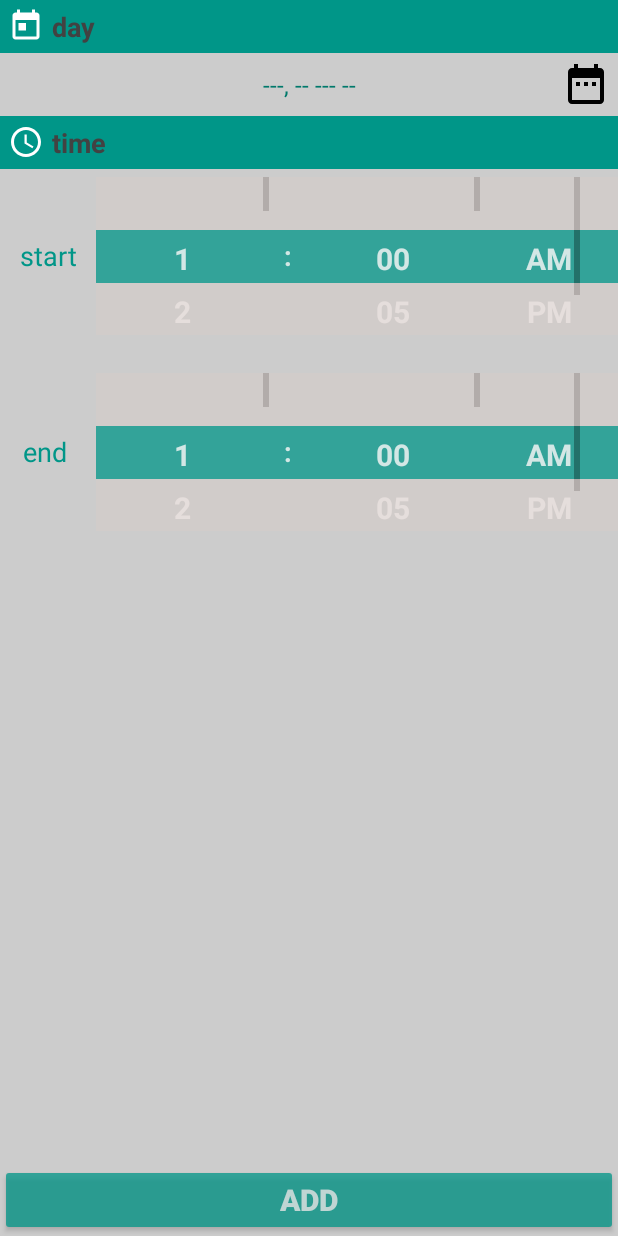
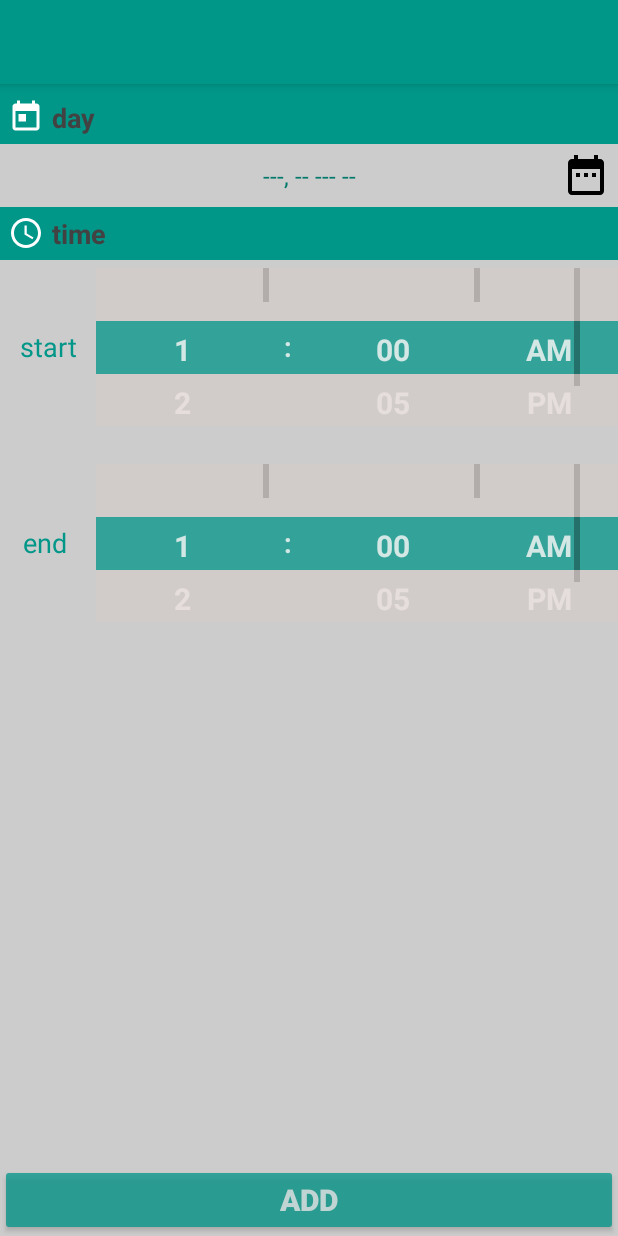
Before and after one commit to bradenhart/shifty, an Android app: the ShiftActivity screen opened directly, with no data from a screen before it, on a phone screen of 412 x 824 dp. Run offline under Robolectric (Android 15) with nearby library versions, the phone set to English and light mode, and no system bars; our stand-ins replace ButterKnife.

Commit message:
gave more padding to header in shift activity layout

```diff
--- a/Shifty/app/src/main/res/layout/activity_shift.xml
+++ b/Shifty/app/src/main/res/layout/activity_shift.xml
@@ -8,6 +8,10 @@
     android:background="#cccccc"
     android:orientation="vertical"
     tools:context=".activity.ShiftActivity">
+
+    <include
+        android:id="@+id/appbar_shift"
+        layout="@layout/view_toolbar" />
 
     <ScrollView
         android:layout_width="match_parent"
@@ -25,7 +29,10 @@
                 android:background="@color/colorPrimary"
                 android:drawableStart="@drawable/ic_today_24dp"
                 android:gravity="center_vertical|start"
-                android:padding="5dp"
+                android:paddingTop="10dp"
+                android:paddingStart="5dp"
+                android:paddingEnd="5dp"
+                android:paddingBottom="5dp"
                 android:drawablePadding="5dp"
                 android:text="day"
                 android:textAlignment="textStart"
```
